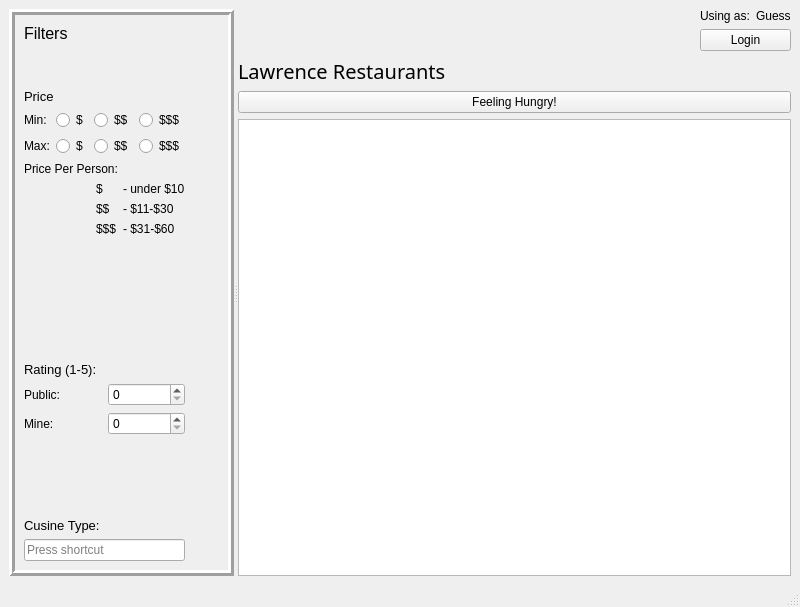
Old version of the form Yalp_Application/yalpwindow.ui in the repository cedevera02/eecs448-project4.
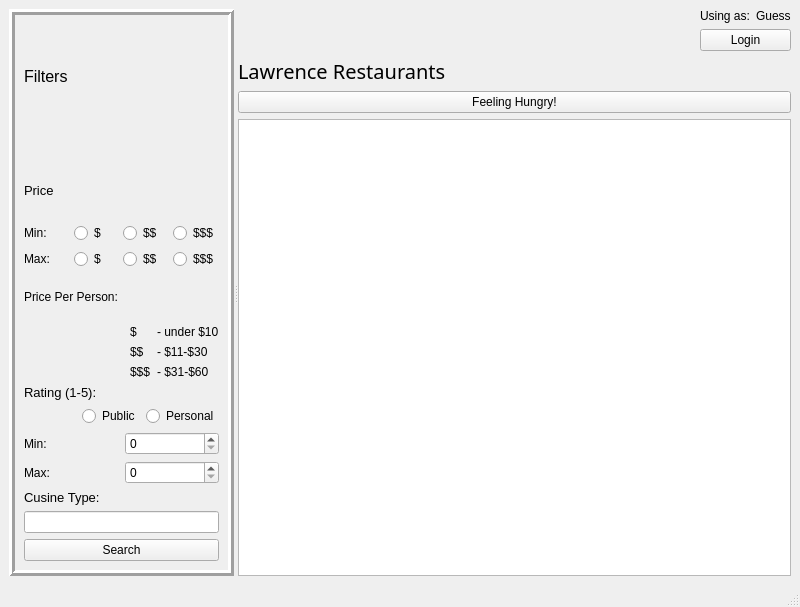
New version of the form.

Commit message: Updated GUI. Refactored UI class. Created member variables in YalpApplication class to store values when clicked on.

```diff
--- a/Yalp_Application/yalpwindow.ui
+++ b/Yalp_Application/yalpwindow.ui
@@ -30,9 +30,7 @@
        <property name="lineWidth">
         <number>3</number>
        </property>
-       <layout class="QFormLayout" name="formLayout">
-        <item row="0" column="0">
-         <layout class="QVBoxLayout" name="verticalLayout_5">
+       <layout class="QVBoxLayout" name="verticalLayout_11">
           <item>
            <widget class="QLabel" name="FiltersLabel">
             <property name="font">
@@ -56,7 +54,7 @@
             <property name="sizeHint" stdset="0">
              <size>
               <width>20</width>
-              <height>40</height>
+            <height>30</height>
              </size>
             </property>
            </spacer>
@@ -162,7 +160,7 @@
                 </property>
                 <property name="sizeHint" stdset="0">
                  <size>
-                  <width>40</width>
+                <width>30</width>
                   <height>20</height>
                  </size>
                 </property>
@@ -223,23 +221,11 @@
            </layout>
           </item>
           <item>
-           <spacer name="verticalSpacer_2">
-            <property name="orientation">
-             <enum>Qt::Vertical</enum>
-            </property>
-            <property name="sizeType">
-             <enum>QSizePolicy::MinimumExpanding</enum>
-            </property>
-            <property name="sizeHint" stdset="0">
-             <size>
-              <width>20</width>
-              <height>40</height>
-             </size>
-            </property>
-           </spacer>
-          </item>
+         <layout class="QVBoxLayout" name="verticalLayout_10">
           <item>
-           <layout class="QVBoxLayout" name="verticalLayout_2">
+           <layout class="QVBoxLayout" name="verticalLayout_9">
+            <item>
+             <layout class="QVBoxLayout" name="verticalLayout_5">
             <item>
              <widget class="QLabel" name="RatingsLabel">
               <property name="font">
@@ -253,30 +239,83 @@
              </widget>
             </item>
             <item>
-             <layout class="QHBoxLayout" name="horizontalLayout_5">
+               <layout class="QHBoxLayout" name="horizontalLayout_10">
               <item>
-               <widget class="QLabel" name="PublicRLabel">
+                 <spacer name="horizontalSpacer_2">
+                  <property name="orientation">
+                   <enum>Qt::Horizontal</enum>
+                  </property>
+                  <property name="sizeHint" stdset="0">
+                   <size>
+                    <width>20</width>
+                    <height>20</height>
+                   </size>
+                  </property>
+                 </spacer>
+                </item>
+                <item>
+                 <layout class="QHBoxLayout" name="horizontalLayout_9">
+                  <item>
+                   <widget class="QRadioButton" name="publicRRadioButtn">
                 <property name="text">
-                 <string>Public:</string>
+                     <string>Public</string>
                 </property>
                </widget>
               </item>
               <item>
-               <widget class="QSpinBox" name="PublicRSpinBox"/>
+                   <widget class="QRadioButton" name="radioButton_2">
+                    <property name="text">
+                     <string>Personal</string>
+                    </property>
+                   </widget>
               </item>
              </layout>
             </item>
+               </layout>
+              </item>
+             </layout>
+            </item>
+            <item>
+             <layout class="QHBoxLayout" name="horizontalLayout_11">
+              <item>
+               <layout class="QVBoxLayout" name="verticalLayout_2">
             <item>
              <layout class="QHBoxLayout" name="horizontalLayout_4">
               <item>
                <widget class="QLabel" name="MineRLabel">
                 <property name="text">
-                 <string>Mine:</string>
+                     <string>Min:</string>
                 </property>
                </widget>
               </item>
               <item>
-               <widget class="QSpinBox" name="MineRSpinBox"/>
+                   <widget class="QSpinBox" name="MinRSpinBox">
+                    <property name="maximum">
+                     <number>5</number>
+                    </property>
+                   </widget>
+                  </item>
+                 </layout>
+                </item>
+                <item>
+                 <layout class="QHBoxLayout" name="horizontalLayout_5">
+                  <item>
+                   <widget class="QLabel" name="MaxRateLabel">
+                    <property name="text">
+                     <string>Max:</string>
+                    </property>
+                   </widget>
+                  </item>
+                  <item>
+                   <widget class="QSpinBox" name="PublicRSpinBox">
+                    <property name="maximum">
+                     <number>5</number>
+                    </property>
+                   </widget>
+                  </item>
+                 </layout>
+                </item>
+               </layout>
               </item>
              </layout>
             </item>
@@ -285,23 +324,7 @@
           <item>
            <layout class="QVBoxLayout" name="verticalLayout_3">
             <item>
-             <spacer name="verticalSpacer_3">
-              <property name="orientation">
-               <enum>Qt::Vertical</enum>
-              </property>
-              <property name="sizeType">
-               <enum>QSizePolicy::MinimumExpanding</enum>
-              </property>
-              <property name="sizeHint" stdset="0">
-               <size>
-                <width>20</width>
-                <height>40</height>
-               </size>
-              </property>
-             </spacer>
-            </item>
-            <item>
-             <widget class="QLabel" name="label">
+             <widget class="QLabel" name="cuisineTypeLabel">
               <property name="font">
                <font>
                 <pointsize>10</pointsize>
@@ -313,7 +336,18 @@
              </widget>
             </item>
             <item>
-             <widget class="QKeySequenceEdit" name="CusineTypeKeySeq"/>
+             <widget class="QLineEdit" name="cusineTypeLineEdit">
+              <property name="maxLength">
+               <number>30</number>
+              </property>
+             </widget>
+            </item>
+            <item>
+             <widget class="QPushButton" name="searchFilterButton">
+              <property name="text">
+               <string>Search</string>
+              </property>
+             </widget>
             </item>
            </layout>
           </item>
```
Left out of the diff: 8 changed lines with no effect on the pictures. Lines whose indentation alone changed are shown as unchanged. The commit also changes 15 other files.
